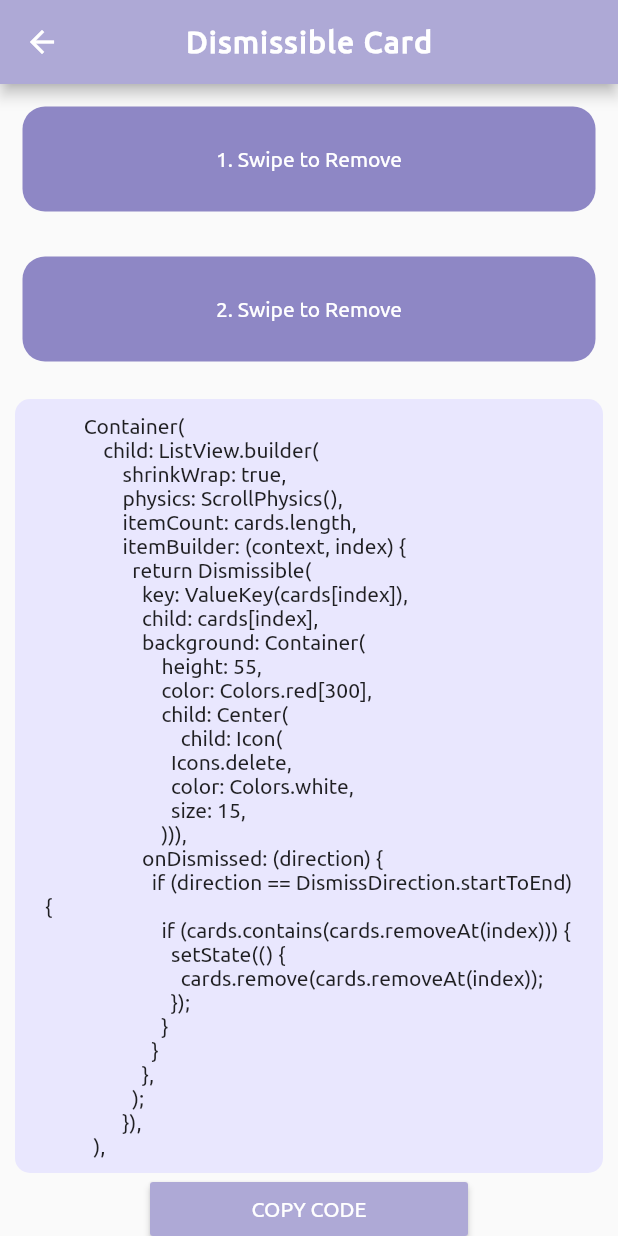
After one commit to clubgamma/pocket_widgets, a Flutter app: the DismissibleCard screen opened directly, on a phone screen of 412 x 824 dp. The commit adds this screen. Run offline on Flutter 3.47's test engine with Material 2 defaults, Android fonts, the phone set to English and light mode, and no system bars; our stand-ins replace flutter_staggered_animations, getwidget, rflutter_alert.

Commit message:
Dismissible Card added

```diff
--- /dev/null
+++ b/assets/files/dismissible_card@palak.txt
@@ -0,0 +1,30 @@
+        Container(
+            child: ListView.builder(
+                shrinkWrap: true,
+                physics: ScrollPhysics(),
+                itemCount: cards.length,
+                itemBuilder: (context, index) {
+                  return Dismissible(
+                    key: ValueKey(cards[index]),
+                    child: cards[index],
+                    background: Container(
+                        height: 55,
+                        color: Colors.red[300],
+                        child: Center(
+                            child: Icon(
+                          Icons.delete,
+                          color: Colors.white,
+                          size: 15,
+                        ))),
+                    onDismissed: (direction) {
+                      if (direction == DismissDirection.startToEnd) {
+                        if (cards.contains(cards.removeAt(index))) {
+                          setState(() {
+                            cards.remove(cards.removeAt(index));
+                          });
+                        }
+                      }
+                    },
+                  );
+                }),
+          ),
--- /dev/null
+++ b/lib/Contributions/dismissibleCard.dart
@@ -0,0 +1,153 @@
+import 'package:flutter/material.dart';
+import 'package:flutter/services.dart';
+import 'package:widgets_book/Constants/color.dart';
+
+class DismissibleCard extends StatefulWidget {
+  @override
+  _DismissibleCardState createState() => _DismissibleCardState();
+
+  final String widgetName;
+  final String contributorName;
+  DismissibleCard(
+      {Key? key, required this.contributorName, required this.widgetName})
+      : super(key: key);
+}
+
+List<Widget> cards = [
+  Padding(
+    padding: const EdgeInsets.all(15.0),
+    child: Container(
+      decoration: BoxDecoration(
+        borderRadius: BorderRadius.circular(15),
+        color: kDarkBlueColor,
+      ),
+      height: 70,
+      child: Center(
+          child: Text(
+        "1. Swipe to Remove",
+        style: TextStyle(fontWeight: FontWeight.w500, color: Colors.white),
+      )),
+    ),
+  ),
+  Padding(
+    padding: const EdgeInsets.all(15.0),
+    child: Container(
+      decoration: BoxDecoration(
+        borderRadius: BorderRadius.circular(15),
+        color: kDarkBlueColor,
+      ),
+      height: 70,
+      child: Center(
+          child: Text(
+        "2. Swipe to Remove",
+        style: TextStyle(fontWeight: FontWeight.w500, color: Colors.white),
+      )),
+    ),
+  ),
+];
+
+class _DismissibleCardState extends State<DismissibleCard> {
+  String code = "";
+
+  fetchAlgoFromFile() async {
+    String algorithm;
+    algorithm =
+        await rootBundle.loadString("assets/files/dismissible_card@palak.txt");
+
+    setState(() {
+      code = algorithm;
+    });
+  }
+
+  @override
+  void initState() {
+    super.initState();
+    fetchAlgoFromFile();
+    setState(() {});
+  }
+
+  @override
+  Widget build(BuildContext context) {
+    return Scaffold(
+      appBar: AppBar(
+        centerTitle: true,
+        backgroundColor: kMediumBlueColor,
+        title: Text(
+          widget.widgetName,
+          style: const TextStyle(
+              color: Colors.white,
+              fontWeight: FontWeight.bold,
+              letterSpacing: 1.0),
+        ),
+      ),
+      body: ListView(
+        children: [
+          Container(
+            child: ListView.builder(
+                shrinkWrap: true,
+                physics: ScrollPhysics(),
+                itemCount: cards.length,
+                itemBuilder: (context, index) {
+                  return Dismissible(
+                    key: ValueKey(cards[index]),
+                    child: cards[index],
+                    background: Container(
+                        height: 55,
+                        color: Colors.red[300],
+                        child: Center(
+                            child: Icon(
+                          Icons.delete,
+                          color: Colors.white,
+                          size: 15,
+                        ))),
+                    onDismissed: (direction) {
+                      if (direction == DismissDirection.startToEnd) {
+                        if (cards.contains(cards.removeAt(index))) {
+                          setState(() {
+                            cards.remove(cards.removeAt(index));
+                          });
+                        }
+                      }
+                    },
+                  );
+                }),
+          ),
+          const SizedBox(
+            height: 10.0,
+          ),
+          Padding(
+            padding: const EdgeInsets.symmetric(horizontal: 10.0),
+            child: Container(
+              decoration: const BoxDecoration(
+                  borderRadius: BorderRadius.all(Radius.circular(10.0)),
+                  color: kLightBlueColor),
+              child: Padding(
+                padding: const EdgeInsets.symmetric(
+                    horizontal: 20.0, vertical: 10.0),
+                child: Text(
+                  code,
+                ),
+              ),
+            ),
+          ),
+          Padding(
+            padding: const EdgeInsets.symmetric(horizontal: 100.0),
+            child: MaterialButton(
+              onPressed: () {
+                Clipboard.setData(ClipboardData(text: code));
+
+                SnackBar snackBar = const SnackBar(content: Text("Copied!"));
+                Scaffold.of(context).showSnackBar(snackBar);
+              },
+              color: kMediumBlueColor,
+              child: const Text(
+                "COPY CODE",
+                style: TextStyle(color: Colors.white),
+              ),
+            ),
+          )
+        ],
+      ),
+    );
+  }
+}
--- a/lib/Contributions/modal_bottom_sheet_krunal3909.dart
+++ b/lib/Contributions/modal_bottom_sheet_krunal3909.dart
@@ -2,7 +2,6 @@ import 'package:flutter/cupertino.dart';
 import 'package:flutter/material.dart';
 import 'package:flutter/painting.dart';
 import 'package:flutter/services.dart';
-import 'package:rflutter_alert/rflutter_alert.dart';
 import 'package:widgets_book/Constants/color.dart';
 
 class ModalBottomSheet extends StatefulWidget {
--- a/lib/Contributions/rushi_donga.dart
+++ b/lib/Contributions/rushi_donga.dart
@@ -2,13 +2,11 @@ import 'package:flutter/cupertino.dart';
 import 'package:flutter/material.dart';
 import 'package:flutter/painting.dart';
 import 'package:flutter/services.dart';
-import 'package:getwidget/colors/gf_color.dart';
 import 'package:getwidget/components/avatar/gf_avatar.dart';
 import 'package:getwidget/components/button/gf_button.dart';
 import 'package:getwidget/components/button/gf_button_bar.dart';
 import 'package:getwidget/components/card/gf_card.dart';
 import 'package:getwidget/components/list_tile/gf_list_tile.dart';
-import 'package:getwidget/position/gf_position.dart';
 import 'package:widgets_book/Constants/color.dart';
 
 class RushiDonga extends StatefulWidget {
--- a/lib/Screens/home_page.dart
+++ b/lib/Screens/home_page.dart
@@ -4,6 +4,7 @@ import 'package:flutter/painting.dart';
 import 'package:flutter/rendering.dart';
 import 'package:flutter_staggered_animations/flutter_staggered_animations.dart';
 import 'package:widgets_book/Constants/color.dart';
+import 'package:widgets_book/Contributions/dismissibleCard.dart';
 import 'package:widgets_book/Contributions/modal_bottom_sheet_krunal3909.dart';
 import 'package:widgets_book/Contributions/rushi_donga.dart';
 import 'package:widgets_book/Contributions/sidB67.dart';
@@ -121,7 +122,6 @@ class _HomePageState extends State<HomePage> {
           contributorName: "warpaltarpers",
         ),
       ),
-
       GestureDetector(
         onTap: (){
           Navigator.push(context, MaterialPageRoute(builder: (context) => ModalBottomSheet(contributorName: "krunal3909", widgetName: "Bottom Sheet")));
@@ -130,7 +130,21 @@ class _HomePageState extends State<HomePage> {
           widgetName: "Modal Bottom Sheet",
           contributorName: "krunal_3909",
         ),
-      )
+      ),
+         GestureDetector(
+        onTap: () {
+          Navigator.push(
+              context,
+              MaterialPageRoute(
+                  builder: (context) => DismissibleCard(
+                      contributorName: "Palak-Bera",
+                      widgetName: "Dismissible Card")));
+        },
+        child: HomeCard(
+          widgetName: "Dismissible Card",
+          contributorName: "Palak-Bera",
+        ),
+      ),
     ];
 
     for (int i = 0; i < cards.length; i++) {
--- a/lib/main.dart
+++ b/lib/main.dart
@@ -1,6 +1,5 @@
 import 'package:flutter/material.dart';
 import 'package:widgets_book/Constants/color.dart';
-import 'package:widgets_book/Screens/home_page.dart';
 import 'package:widgets_book/Screens/splash_screen.dart';
 
 void main() {
```
Also changed, not shown: lib/Contributions/krunal3909_popup.dart (+0 -7 lines), pubspec.lock.
